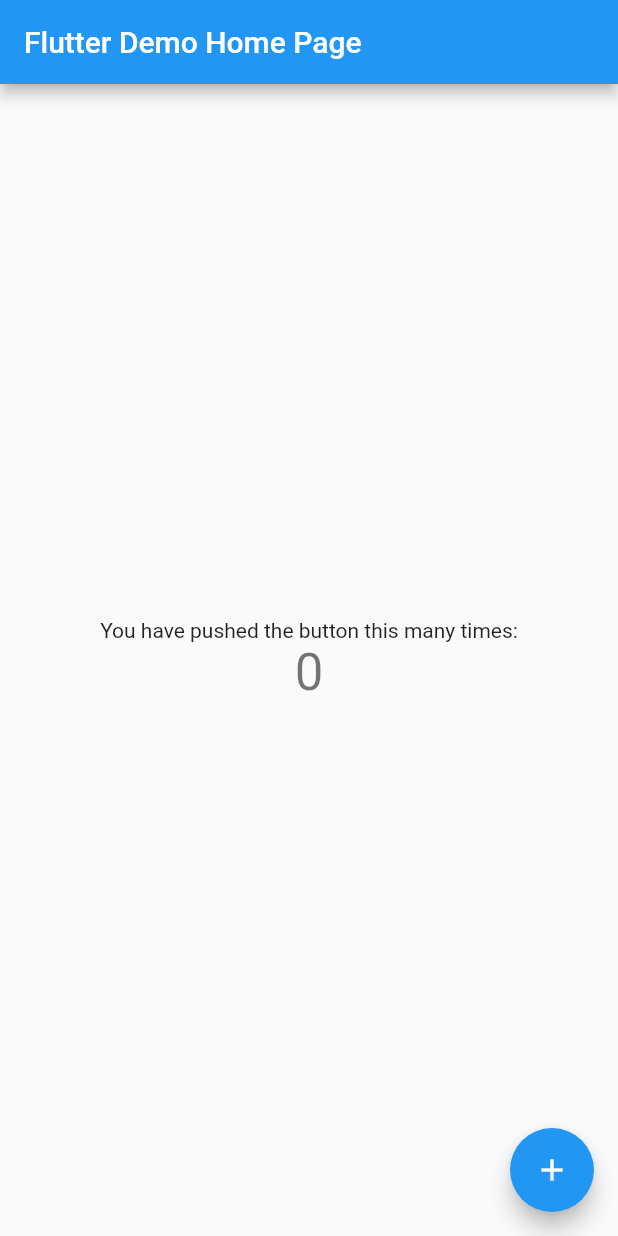
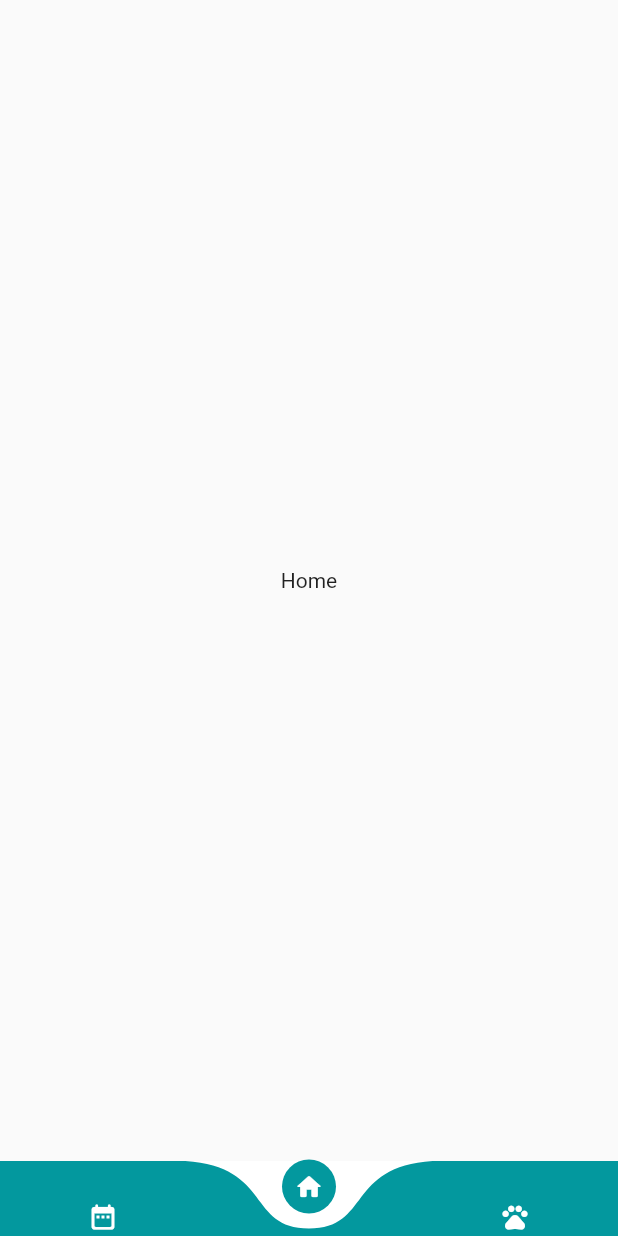
Before and after one commit to HadrienGrenacs/flutter2, a Flutter app: the screen it shows after launch, on a phone screen of 412 x 824 dp. Run offline on Flutter 3.47's test engine with Material 2 defaults, Android fonts, the phone set to English and light mode, and no system bars; drawn by our look-alikes of curved_navigation_bar.

Commit message:
navbar and theme base

```diff
--- /dev/null
+++ b/lib/Modules/home.dart
@@ -0,0 +1,17 @@
+import 'package:flutter/material.dart';
+
+class Home extends StatefulWidget {
+  const Home();
+
+  @override
+  _HomeState createState() => _HomeState();
+}
+
+class _HomeState extends State<Home> {
+  @override
+  Widget build(BuildContext context) {
+    return Container(
+      child: Text('Home'),
+    );
+  }
+}
--- /dev/null
+++ b/lib/Theme/Theme.dart
@@ -0,0 +1,7 @@
+import 'package:flutter/material.dart';
+
+class AppTheme {
+  AppTheme._();
+
+  static const Color ZK_Azure = Color(0xFF03989E);
+}
--- a/lib/main.dart
+++ b/lib/main.dart
@@ -1,7 +1,17 @@
+// ignore: unused_import
+import 'package:curved_navigation_bar/curved_navigation_bar.dart';
 import 'package:flutter/material.dart';
+import 'login.dart';
+import 'navbar.dart';
 
-void main() {
-  runApp(MyApp());
+
+
+// ignore: unused_element
+Widget _defaultHome = new LoginScreen();
+
+void main() async {
+    _defaultHome = HomePage();
+  runApp(new MyApp());
 }
 
 class MyApp extends StatelessWidget {
@@ -9,7 +19,6 @@
   @override
   Widget build(BuildContext context) {
     return MaterialApp(
-      title: 'Flutter Demo',
       theme: ThemeData(
         // This is the theme of your application.
         //
@@ -22,92 +31,7 @@
         // is not restarted.
         primarySwatch: Colors.blue,
       ),
-      home: MyHomePage(title: 'Flutter Demo Home Page'),
+      home: HomePage(),
     );
   }
 }
-
-class MyHomePage extends StatefulWidget {
-  MyHomePage({Key key, this.title}) : super(key: key);
-
-  // This widget is the home page of your application. It is stateful, meaning
-  // that it has a State object (defined below) that contains fields that affect
-  // how it looks.
-
-  // This class is the configuration for the state. It holds the values (in this
-  // case the title) provided by the parent (in this case the App widget) and
-  // used by the build method of the State. Fields in a Widget subclass are
-  // always marked "final".
-
-  final String title;
-
-  @override
-  _MyHomePageState createState() => _MyHomePageState();
-}
-
-class _MyHomePageState extends State<MyHomePage> {
-  int _counter = 0;
-
-  void _incrementCounter() {
-    setState(() {
-      // This call to setState tells the Flutter framework that something has
-      // changed in this State, which causes it to rerun the build method below
-      // so that the display can reflect the updated values. If we changed
-      // _counter without calling setState(), then the build method would not be
-      // called again, and so nothing would appear to happen.
-      _counter++;
-    });
-  }
-
-  @override
-  Widget build(BuildContext context) {
-    // This method is rerun every time setState is called, for instance as done
-    // by the _incrementCounter method above.
-    //
-    // The Flutter framework has been optimized to make rerunning build methods
-    // fast, so that you can just rebuild anything that needs updating rather
-    // than having to individually change instances of widgets.
-    return Scaffold(
-      appBar: AppBar(
-        // Here we take the value from the MyHomePage object that was created by
-        // the App.build method, and use it to set our appbar title.
-        title: Text(widget.title),
-      ),
-      body: Center(
-        // Center is a layout widget. It takes a single child and positions it
-        // in the middle of the parent.
-        child: Column(
-          // Column is also a layout widget. It takes a list of children and
-          // arranges them vertically. By default, it sizes itself to fit its
-          // children horizontally, and tries to be as tall as its parent.
-          //
-          // Invoke "debug painting" (press "p" in the console, choose the
-          // "Toggle Debug Paint" action from the Flutter Inspector in Android
-          // Studio, or the "Toggle Debug Paint" command in Visual Studio Code)
-          // to see the wireframe for each widget.
-          //
-          // Column has various properties to control how it sizes itself and
-          // how it positions its children. Here we use mainAxisAlignment to
-          // center the children vertically; the main axis here is the vertical
-          // axis because Columns are vertical (the cross axis would be
-          // horizontal).
-          mainAxisAlignment: MainAxisAlignment.center,
-          children: <Widget>[
-            Text(
-              'You have pushed the button this many times:',
-            ),
-            Text(
-              '$_counter',
-              style: Theme.of(context).textTheme.headline4,
-            ),
-          ],
-        ),
-      ),
-      floatingActionButton: FloatingActionButton(
-        onPressed: _incrementCounter,
-        tooltip: 'Increment',
-        child: Icon(Icons.add),
-      ), // This trailing comma makes auto-formatting nicer for build methods.
-    );
-  }
-}
--- /dev/null
+++ b/lib/navbar.dart
@@ -0,0 +1,56 @@
+import 'package:flutter/material.dart';
+import 'package:curved_navigation_bar/curved_navigation_bar.dart';
+import 'package:flutter2/Modules/pets.dart';
+import 'package:flutter2/Modules/planning.dart';
+import 'Theme/Theme.dart';
+import 'Modules/home.dart';
+
+/// This is the stateful widget that the main application instantiates.
+class HomePage extends StatefulWidget {
+
+  @override
+  _MyStatefulWidgetState createState() => _MyStatefulWidgetState();
+}
+
+/// This is the private State class that goes with MyStatefulWidget.
+class _MyStatefulWidgetState extends State<HomePage> {
+  int _selectedIndex = 1;
+  static const List<Widget> _widgetOptions = <Widget>[
+    Planning(),
+    Home(),
+    Pets()
+  ];
+
+  void _onItemTapped(int index) {
+    setState(() {
+      _selectedIndex = index;
+    });
+  }
+
+  @override
+  Widget build(BuildContext context) {
+    return Scaffold(
+      body: Center(
+        child: _widgetOptions.elementAt(_selectedIndex),
+      ),
+      bottomNavigationBar: CurvedNavigationBar(
+        index: _selectedIndex,
+        //colors
+        color: AppTheme.ZK_Azure,
+        backgroundColor: Colors.white,
+        height: 50,
+        animationDuration: Duration(
+          milliseconds: 200,
+        ),
+        animationCurve: Curves.ease,
+        items: <Widget>[
+          Icon(Icons.date_range_rounded, size: 20, color: Colors.white),
+          Icon(Icons.home_rounded, size: 20, color: Colors.white),
+          Icon(Icons.pets_rounded, size: 20, color: Colors.white)
+        ],
+        onTap: _onItemTapped,
+      ),
+
+    );
+  }
+}
--- a/pubspec.yaml
+++ b/pubspec.yaml
@@ -28,6 +28,7 @@
   # The following adds the Cupertino Icons font to your application.
   # Use with the CupertinoIcons class for iOS style icons.
   cupertino_icons: ^1.0.2
+  curved_navigation_bar: ^0.3.7
 
 dev_dependencies:
   flutter_test:
```
Also changed, not shown: lib/Modules/pets.dart (added, +17 -0 lines), lib/Modules/planning.dart (added, +17 -0 lines), lib/login.dart (added, +16 -0 lines).
